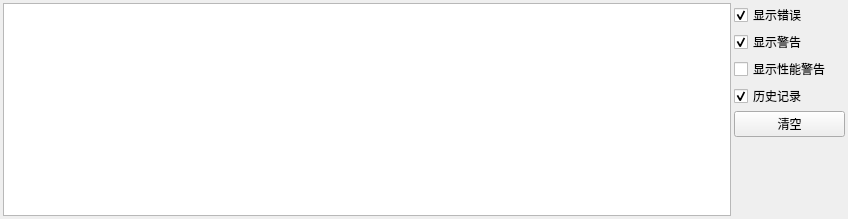
timi-liuliang/echo, file editor/echo/Base/UI/LogPanel/LogPanel.ui: the form before one commit.
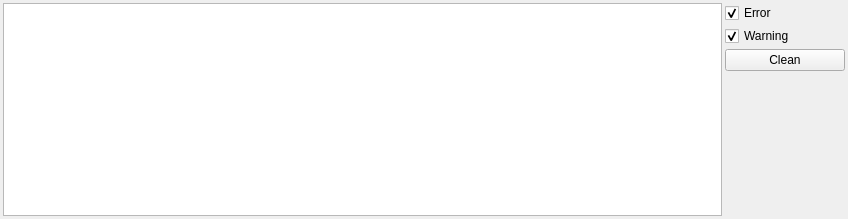
The form after the commit.

Commit message: Log panel use english only now #184

Diff of the .ui file:
```diff
--- a/editor/echo/Base/UI/LogPanel/LogPanel.ui
+++ b/editor/echo/Base/UI/LogPanel/LogPanel.ui
@@ -44,7 +44,7 @@
      <item>
       <widget class="QCheckBox" name="checkBox_2">
        <property name="text">
-        <string>显示错误</string>
+        <string>Error</string>
        </property>
        <property name="checked">
         <bool>true</bool>
@@ -53,25 +53,14 @@
      </item>
      <item>
       <widget class="QCheckBox" name="checkBox">
-       <property name="text">
-        <string>显示警告</string>
+       <property name="minimumSize">
+        <size>
+         <width>120</width>
+         <height>0</height>
+        </size>
        </property>
-       <property name="checked">
-        <bool>true</bool>
-       </property>
-      </widget>
-     </item>
-     <item>
-      <widget class="QCheckBox" name="checkBox_3">
        <property name="text">
-        <string>显示性能警告    </string>
-       </property>
-      </widget>
-     </item>
-     <item>
-      <widget class="QCheckBox" name="checkBox_4">
-       <property name="text">
-        <string>历史记录</string>
+        <string>Warning</string>
        </property>
        <property name="checked">
         <bool>true</bool>
@@ -81,7 +70,7 @@
      <item>
       <widget class="QPushButton" name="m_clear">
        <property name="text">
-        <string>清空</string>
+        <string>Clean</string>
        </property>
       </widget>
      </item>
```
The commit also changes 1 other file.
